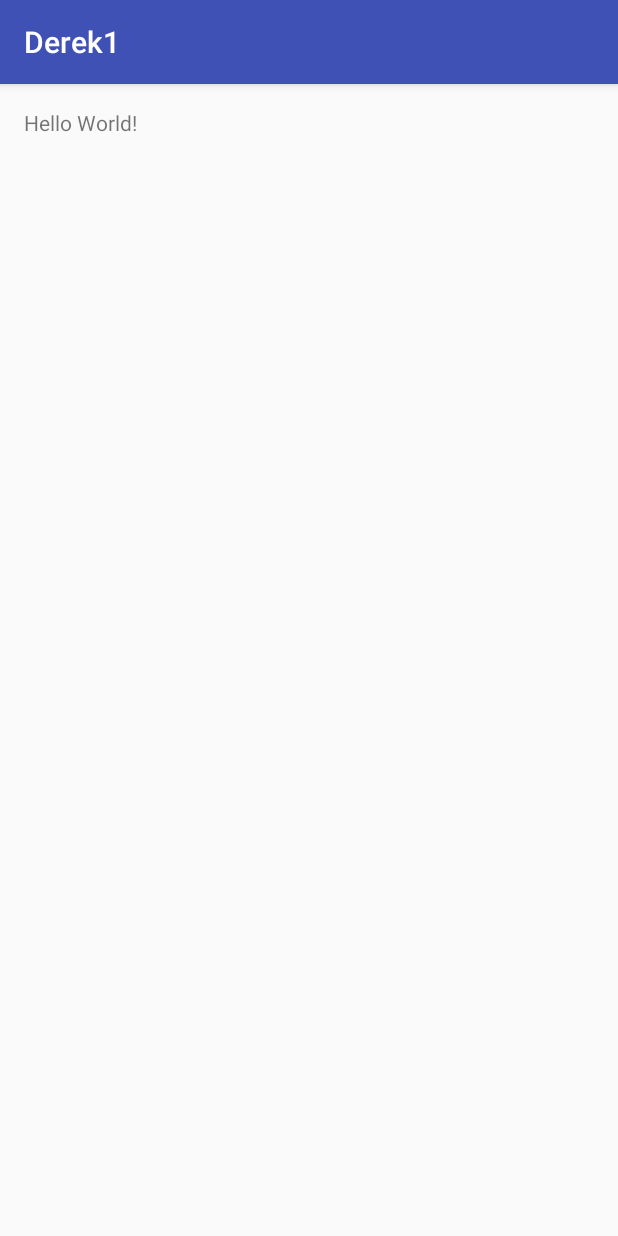
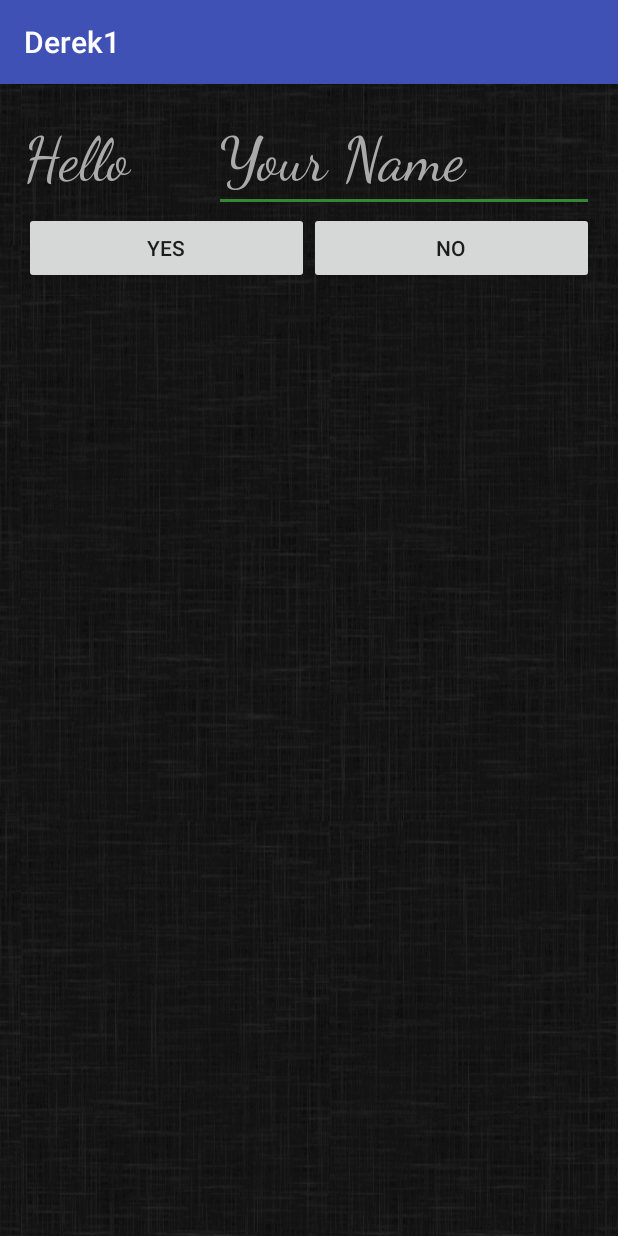
Before and after one commit to shivamg-git/Derek1, an Android app: the screen it shows after launch (MainActivity), on a phone screen of 412 x 824 dp. Run offline under Robolectric (Android 15) with nearby library versions, the phone set to English and light mode, and no system bars.

Commit message:
basic project done. custom Toast learnt.

```diff
--- a/app/src/main/java/com/example/spider/derek1/MainActivity.java
+++ b/app/src/main/java/com/example/spider/derek1/MainActivity.java
@@ -2,12 +2,43 @@ package com.example.spider.derek1;
 
 import android.support.v7.app.AppCompatActivity;
 import android.os.Bundle;
+import android.view.Gravity;
+import android.view.View;
+import android.widget.Button;
+import android.widget.EditText;
+import android.widget.Toast;
 
 public class MainActivity extends AppCompatActivity {
+
+    private EditText personName;
+
+    public void getReferences() {
+        personName = (EditText) findViewById(R.id.personName);
+    }
 
     @Override
     protected void onCreate(Bundle savedInstanceState) {
         super.onCreate(savedInstanceState);
         setContentView(R.layout.activity_main);
+        getReferences();
     }
+
+    public void yesCommand(View view) {
+        String name = String.valueOf(personName.getText());
+        String message = name + " you choose Yes!";
+        Toast toast = Toast.makeText(this, message, Toast.LENGTH_SHORT);
+
+//      Set a custom Toast.
+//      View v = getLayoutInflater().inflate(R.layout.toast,null,false);
+//      toast.setView(v);
+        toast.show();
+    }
+
+    public void noCommand(View view) {
+        String name = String.valueOf(personName.getText());
+        String message = name + " you choose No!";
+        Toast toast = Toast.makeText(this, message, Toast.LENGTH_SHORT);
+        toast.show();
+    }
+
 }
--- a/app/src/main/res/layout/activity_main.xml
+++ b/app/src/main/res/layout/activity_main.xml
@@ -1,16 +1,66 @@
 <?xml version="1.0" encoding="utf-8"?>
-<RelativeLayout xmlns:android="http://schemas.android.com/apk/res/android"
+<LinearLayout xmlns:android="http://schemas.android.com/apk/res/android"
     xmlns:tools="http://schemas.android.com/tools"
     android:layout_width="match_parent"
     android:layout_height="match_parent"
+    android:background="@drawable/back_ground"
+    android:orientation="vertical"
     android:paddingBottom="@dimen/activity_vertical_margin"
     android:paddingLeft="@dimen/activity_horizontal_margin"
     android:paddingRight="@dimen/activity_horizontal_margin"
     android:paddingTop="@dimen/activity_vertical_margin"
     tools:context="com.example.spider.derek1.MainActivity">
 
-    <TextView
-        android:layout_width="wrap_content"
+    <LinearLayout
+        android:layout_width="match_parent"
         android:layout_height="wrap_content"
-        android:text="Hello World!" />
-</RelativeLayout>
+        android:orientation="horizontal">
+
+        <TextView
+            android:id="@+id/greetingText"
+            android:layout_width="match_parent"
+            android:layout_height="wrap_content"
+            android:layout_weight="2"
+            android:fontFamily="cursive"
+            android:text="@string/hello"
+            android:textColor="@color/fontColor"
+            android:textSize="40sp" />
+
+        <EditText
+            android:id="@+id/personName"
+            android:layout_width="match_parent"
+            android:layout_height="wrap_content"
+            android:layout_weight="1"
+            android:fontFamily="cursive"
+            android:hint="@string/your_name_hint"
+            android:inputType="textPersonName"
+            android:textColor="@color/fontColor"
+            android:textColorHint="@color/fontColor"
+            android:textSize="40sp" />
+    </LinearLayout>
+
+    <LinearLayout
+        android:layout_width="match_parent"
+        android:layout_height="wrap_content"
+        android:orientation="horizontal">
+
+        <Button
+            android:id="@+id/yesButton"
+            style="?android:attr/button"
+            android:layout_width="wrap_content"
+            android:layout_height="wrap_content"
+            android:layout_weight="1"
+            android:onClick="yesCommand"
+            android:text="@string/yes" />
+
+        <Button
+            android:id="@+id/noButton"
+            style="?android:attr/button"
+            android:layout_width="wrap_content"
+            android:layout_height="wrap_content"
+            android:layout_weight="1"
+            android:onClick="noCommand"
+            android:text="@string/no" />
+    </LinearLayout>
+
+</LinearLayout>
--- /dev/null
+++ b/app/src/main/res/layout/toast.xml
@@ -0,0 +1,13 @@
+<?xml version="1.0" encoding="utf-8"?>
+<LinearLayout xmlns:android="http://schemas.android.com/apk/res/android"
+    android:layout_width="match_parent"
+    android:layout_height="match_parent"
+    android:orientation="vertical">
+
+    <ImageView
+        android:id="@+id/toastImage"
+        android:contentDescription="@string/image_for_toast"
+        android:layout_width="wrap_content"
+        android:src="@drawable/paper"
+        android:layout_height="100dp" />
+</LinearLayout>
--- a/app/src/main/res/values/colors.xml
+++ b/app/src/main/res/values/colors.xml
@@ -3,4 +3,5 @@
     <color name="colorPrimary">#3F51B5</color>
     <color name="colorPrimaryDark">#303F9F</color>
     <color name="colorAccent">#FF4081</color>
+    <color name="fontColor">#AAA</color>
 </resources>
--- a/app/src/main/res/values/strings.xml
+++ b/app/src/main/res/values/strings.xml
@@ -1,3 +1,9 @@
 <resources>
     <string name="app_name">Derek1</string>
+    <string name="paper">paper</string>
+    <string name="hello">Hello </string>
+    <string name="your_name_hint">Your Name</string>
+    <string name="yes">Yes</string>
+    <string name="no">No</string>
+    <string name="image_for_toast">image for Toast!</string>
 </resources>
--- a/app/src/main/res/values/styles.xml
+++ b/app/src/main/res/values/styles.xml
@@ -5,7 +5,7 @@
         <!-- Customize your theme here. -->
         <item name="colorPrimary">@color/colorPrimary</item>
         <item name="colorPrimaryDark">@color/colorPrimaryDark</item>
-        <item name="colorAccent">@color/colorAccent</item>
+        <item name="colorAccent">#338833</item>
     </style>
 
 </resources>
```
Also changed, not shown: app/src/main/res/drawable/back_ground.png (added), app/src/main/res/drawable/paper.png (added).
